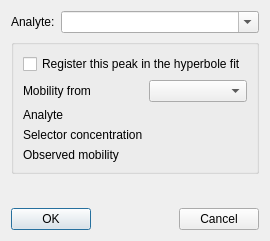
This is src/gui/addpeakdialog.ui in echmet/CEval as Qt 5 draws it before an edit. The edited form follows.
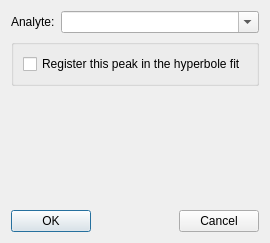
This is the edited form.

```diff
--- a/src/gui/addpeakdialog.ui
+++ b/src/gui/addpeakdialog.ui
@@ -6,8 +6,8 @@
    <rect>
     <x>0</x>
     <y>0</y>
-    <width>245</width>
-    <height>241</height>
+    <width>268</width>
+    <height>243</height>
    </rect>
   </property>
   <property name="windowTitle">
@@ -54,71 +54,6 @@
         </property>
        </widget>
       </item>
-      <item>
-       <layout class="QFormLayout" name="formLayout_2">
-        <item row="1" column="0">
-         <widget class="QLabel" name="ql_hfAnalyte">
-          <property name="text">
-           <string>Analyte</string>
-          </property>
-         </widget>
-        </item>
-        <item row="1" column="1">
-         <widget class="QLabel" name="ql_hfAnalyteRes">
-          <property name="text">
-           <string/>
-          </property>
-          <property name="alignment">
-           <set>Qt::AlignRight|Qt::AlignTrailing|Qt::AlignVCenter</set>
-          </property>
-         </widget>
-        </item>
-        <item row="2" column="0">
-         <widget class="QLabel" name="ql_hfSelConc">
-          <property name="text">
-           <string>Selector concentration</string>
-          </property>
-         </widget>
-        </item>
-        <item row="2" column="1">
-         <widget class="QLabel" name="ql_hfSelConcRes">
-          <property name="text">
-           <string/>
-          </property>
-          <property name="alignment">
-           <set>Qt::AlignRight|Qt::AlignTrailing|Qt::AlignVCenter</set>
-          </property>
-         </widget>
-        </item>
-        <item row="3" column="0">
-         <widget class="QLabel" name="ql_hfMobility">
-          <property name="text">
-           <string>Observed mobility</string>
-          </property>
-         </widget>
-        </item>
-        <item row="3" column="1">
-         <widget class="QLabel" name="ql_hfMobilityRes">
-          <property name="text">
-           <string/>
-          </property>
-          <property name="alignment">
-           <set>Qt::AlignRight|Qt::AlignTrailing|Qt::AlignVCenter</set>
-          </property>
-         </widget>
-        </item>
-        <item row="0" column="0">
-         <widget class="QLabel" name="ql_mobilityFrom">
-          <property name="text">
-           <string>Mobility from</string>
-          </property>
-         </widget>
-        </item>
-        <item row="0" column="1">
-         <widget class="QComboBox" name="qcbox_mobilityFrom"/>
-        </item>
-       </layout>
-      </item>
      </layout>
     </widget>
    </item>
```
